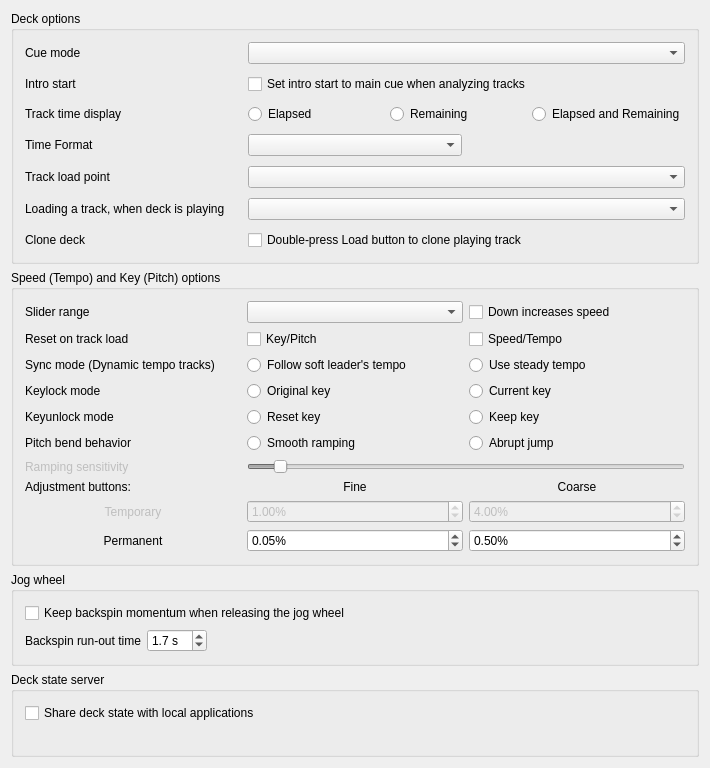
Above: src/preferences/dialog/dlgprefdeckdlg.ui from stephanlensky/mixxx before the change. Below: the same form after it.
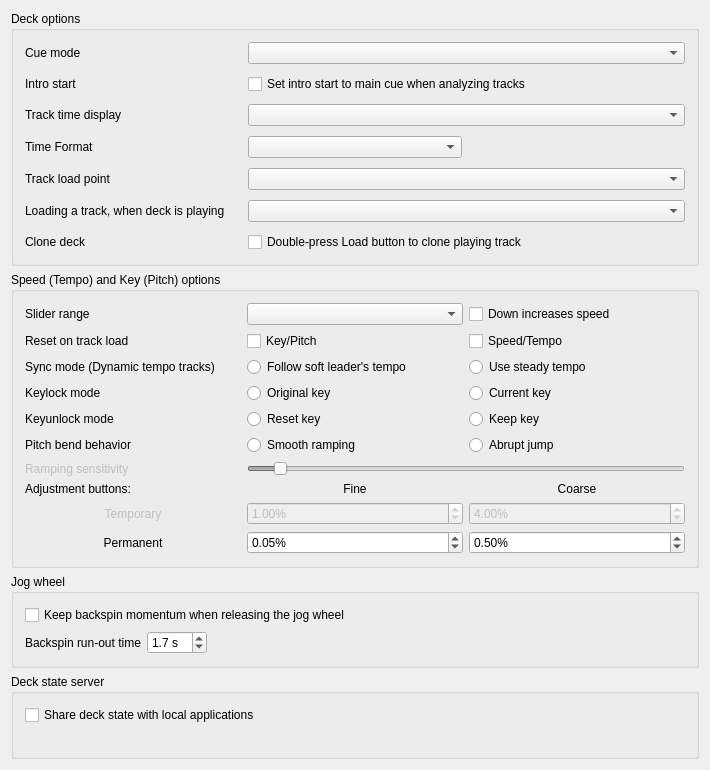
That is the form after the change.

Commit message: Add beat position modes and right-click mode menu to track time display

What changed in the file:
```diff
--- a/src/preferences/dialog/dlgprefdeckdlg.ui
+++ b/src/preferences/dialog/dlgprefdeckdlg.ui
@@ -148,38 +148,7 @@
        <widget class="QComboBox" name="comboBoxLoadWhenDeckPlaying"/>
       </item>
       <item row="2" column="1" colspan="2">
-       <layout class="QHBoxLayout" name="horizontalLayout">
-        <item>
-         <widget class="QRadioButton" name="radioButtonElapsed">
-          <property name="text">
-           <string>Elapsed</string>
-          </property>
-          <attribute name="buttonGroup">
-           <string notr="true">buttonGroupTrackTime</string>
-          </attribute>
-         </widget>
-        </item>
-        <item>
-         <widget class="QRadioButton" name="radioButtonRemaining">
-          <property name="text">
-           <string>Remaining</string>
-          </property>
-          <attribute name="buttonGroup">
-           <string notr="true">buttonGroupTrackTime</string>
-          </attribute>
-         </widget>
-        </item>
-        <item>
-         <widget class="QRadioButton" name="radioButtonElapsedAndRemaining">
-          <property name="text">
-           <string>Elapsed and Remaining</string>
-          </property>
-          <attribute name="buttonGroup">
-           <string notr="true">buttonGroupTrackTime</string>
-          </attribute>
-         </widget>
-        </item>
-       </layout>
+       <widget class="QComboBox" name="comboBoxPositionDisplay"/>
       </item>
       <item row="6" column="1" colspan="2">
        <widget class="QCheckBox" name="checkBoxCloneDeckOnLoadDoubleTap">
```
Left out of the diff: 7 changed lines with no effect on the pictures. The commit also changes 5 other files.
